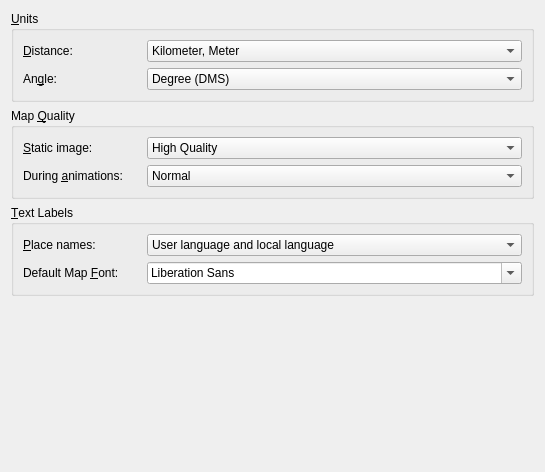
Before: the Qt Designer form src/lib/MarbleViewSettingsWidget.ui in KDE/marble, drawn with Qt 5.
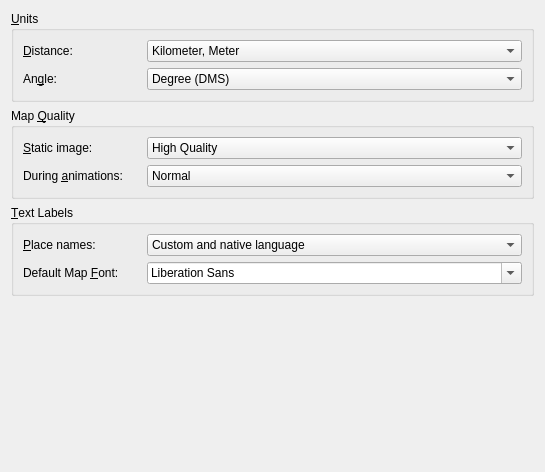
After: the same form once the commit is applied.

```diff
--- a/src/lib/MarbleViewSettingsWidget.ui
+++ b/src/lib/MarbleViewSettingsWidget.ui
@@ -265,7 +265,7 @@
           </property>
           <item>
            <property name="text" >
-            <string>User language and local language</string>
+            <string>Custom and native language</string>
            </property>
           </item>
           <item>
```
Left out of the diff: 60 changed lines with no effect on the pictures.
